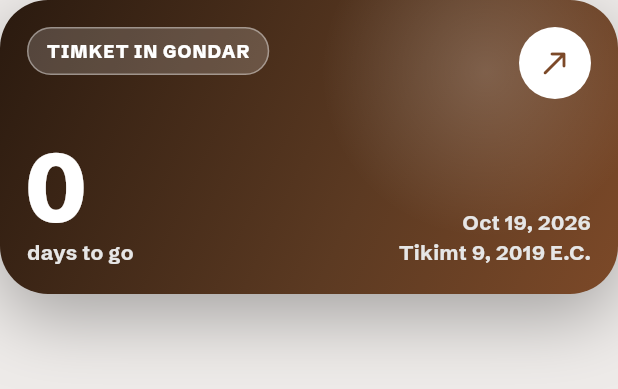
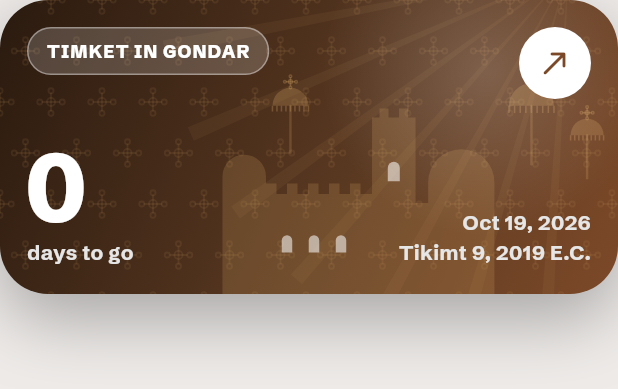
Before and after one commit to yata13/visit-gonder-, a Flutter app: the _TimketHero widget shown alone on an empty page, opened directly with empty values, on a phone screen of 412 x 824 dp. Shown: the top 389 px of the screen. Run offline on Flutter 3.47's test engine with Material 3 defaults, Android fonts, the phone set to English and light mode, and no system bars; our stand-ins replace audioplayers, cached_network_image, flutter_dotenv, flutter_local_notifications, flutter_map, flutter_riverpod and 7 more; accounts and stored records are empty; network calls fail.

Commit message:
Phone notifications, centred welcome photo, Timket card art, 360° tour demo
- flutter_local_notifications: every new notification also goes to the
  status bar / lock screen with sound (news + safety channels); tap
  opens Notifications. Android: POST_NOTIFICATIONS + desugaring.
  In-app chime only plays when phone notifications are off.
- Welcome page: equal flexible space above the photo and below the
  tagline so the photo sits centred; photo slightly taller.
- Timket card: painted gold background (castle skyline, Timket
  umbrellas, processional-cross pattern, sun rays).
- Virtual tour: pure-Flutter 360° viewer (drag, pinch, tilt, fling,
  auto-rotate, compass) with a painted demo panorama of the royal
  compound; each stop opens facing its building.

Co-Authored-By: Claude Opus 5.5 <noreply@anthropic.com>
Claude-Session: https://claude.ai/code/session_01LSQtriTUhLKsRzVgz13b78

```diff
--- a/visit_gondar_app/lib/main.dart
+++ b/visit_gondar_app/lib/main.dart
@@ -14,6 +14,7 @@ import 'core/constants/app_constants.dart';
 import 'theme/app_theme.dart';
 import 'services/supabase_service.dart';
 import 'services/realtime_alerts.dart';
+import 'services/phone_notifications.dart';
 import 'providers/language_provider.dart';
 import 'widgets/ui.dart';
 import 'screens/onboarding/intro_screen.dart';
@@ -39,6 +40,8 @@ Future<void> main() async {
     RealtimeAlerts.start(); // live popups on every screen
   } catch (_) {}
   runApp(const ProviderScope(child: VisitGondarApp()));
+  // After the first frame, so the permission prompt sits over the app.
+  WidgetsBinding.instance.addPostFrameCallback((_) => PhoneNotifications.init());
 }
 
 class VisitGondarApp extends StatelessWidget {
--- a/visit_gondar_app/lib/screens/home/home_screen.dart
+++ b/visit_gondar_app/lib/screens/home/home_screen.dart
@@ -29,6 +29,7 @@ import '../posts/post_detail_screen.dart';
 import '../posts/feed_screen.dart';
 import '../planner/trip_planner_screen.dart';
 import '../../widgets/motion.dart';
+import '../../widgets/timket_art.dart';
 import '../../services/realtime_alerts.dart';
 
 // ═══════════════════════════════════════════════════════════════
@@ -501,6 +502,10 @@ class _TimketHero extends StatelessWidget {
           clipBehavior: Clip.antiAlias,
           decoration: AppDecor.night(),
           child: Stack(clipBehavior: Clip.none, children: [
+            // Gold painting: castle skyline, Timket umbrellas, crosses.
+            const Positioned(
+                left: -18, top: -18, right: -18, bottom: -18,
+                child: TimketArt()),
             // Soft light in the top-right corner.
             Positioned(
               right: -60,
--- /dev/null
+++ b/visit_gondar_app/lib/widgets/timket_art.dart
@@ -0,0 +1,190 @@
+import 'dart:math' as math;
+import 'package:flutter/material.dart';
+import '../theme/app_theme.dart';
+
+// ═══════════════════════════════════════════════════════════════
+//  TIMKET ART — the background painting of the Timket card:
+//  sun rays, a faint field of Ethiopian processional crosses, the
+//  ceremonial umbrellas of the procession and the skyline of
+//  Fasilides' castle, all in soft brand gold.
+// ═══════════════════════════════════════════════════════════════
+class TimketArt extends StatelessWidget {
+  const TimketArt({super.key});
+
+  @override
+  Widget build(BuildContext context) =>
+      const IgnorePointer(child: CustomPaint(painter: _TimketPainter()));
+}
+
+class _TimketPainter extends CustomPainter {
+  const _TimketPainter();
+
+  static Paint _gold(double alpha) =>
+      Paint()..color = AppColors.brandGold.withValues(alpha: alpha);
+
+  @override
+  void paint(Canvas canvas, Size size) {
+    final w = size.width, h = size.height;
+    _rays(canvas, Offset(w * 0.92, -h * 0.1), h * 1.4);
+    _crossField(canvas, size);
+    _castle(canvas, size);
+    _umbrellas(canvas, size);
+  }
+
+  // Thin rays fanning down from the top-right corner.
+  void _rays(Canvas canvas, Offset from, double len) {
+    final p = _gold(0.07);
+    for (var i = 0; i < 9; i++) {
+      final a = math.pi * (0.52 + i * 0.07);
+      final path = Path()
+        ..moveTo(from.dx, from.dy)
+        ..lineTo(from.dx + math.cos(a - 0.018) * len,
+            from.dy + math.sin(a - 0.018) * len)
+        ..lineTo(from.dx + math.cos(a + 0.018) * len,
+            from.dy + math.sin(a + 0.018) * len)
+        ..close();
+      canvas.drawPath(path, p);
+    }
+  }
+
+  // A sparse diagonal grid of small processional crosses.
+  void _crossField(Canvas canvas, Size size) {
+    final p = _gold(0.10)
+      ..style = PaintingStyle.stroke
+      ..strokeWidth = 1.2;
+    const step = 34.0;
+    for (var row = 0; row * step < size.height + step; row++) {
+      for (var col = 0; col * step < size.width + step; col++) {
+        final dx = col * step + (row.isOdd ? step / 2 : 0);
+        _cross(canvas, Offset(dx, row * step), 6, p);
+      }
+    }
+  }
+
+  /// Ethiopian-style cross: four arms ending in small rings.
+  void _cross(Canvas canvas, Offset c, double r, Paint p) {
+    canvas.drawLine(c.translate(-r, 0), c.translate(r, 0), p);
+    canvas.drawLine(c.translate(0, -r), c.translate(0, r), p);
+    for (final d in [Offset(r, 0), Offset(-r, 0), Offset(0, r), Offset(0, -r)]) {
+      canvas.drawCircle(c + d * 1.25, r * 0.28, p);
+    }
+    canvas.drawCircle(c, r * 0.45, p);
+  }
+
+  // Fasilides' castle: a crenellated keep, a tall square tower and
+  // round domed corner towers, sitting on the bottom edge.
+  void _castle(Canvas canvas, Size size) {
+    final w = size.width, h = size.height;
+    final base = h;
+    final left = w * 0.36, right = w * 0.80;
+    final keepTop = h * 0.66;
+    final p = _gold(0.20);
+    final path = Path()..moveTo(left, base);
+
+    // Left domed tower.
+    final t1 = left + (right - left) * 0.08;
+    path
+      ..lineTo(left, h * 0.60)
+      ..arcToPoint(Offset(t1 + (t1 - left), h * 0.60),
+          radius: Radius.circular(t1 - left))
+      ..lineTo(t1 + (t1 - left), keepTop);
+
+    // Crenellated wall up to the tall tower.
+    final towerL = left + (right - left) * 0.55;
+    var x = t1 + (t1 - left);
+    const merlon = 7.0;
+    while (x + merlon * 2 < towerL) {
+      path
+        ..lineTo(x, keepTop - merlon)
+        ..lineTo(x + merlon, keepTop - merlon)
+        ..lineTo(x + merlon, keepTop)
+        ..lineTo(x + merlon * 2, keepTop);
+      x += merlon * 2;
+    }
+    path.lineTo(towerL, keepTop);
+
+    // Tall square tower with its own battlements.
+    final towerR = towerL + (right - left) * 0.16;
+    final towerTop = h * 0.40;
+    path
+      ..lineTo(towerL, towerTop)
+      ..lineTo(towerL + 5, towerTop)
+      ..lineTo(towerL + 5, towerTop - 6)
+      ..lineTo(towerL + 11, towerTop - 6)
+      ..lineTo(towerL + 11, towerTop);
+    path
+      ..lineTo(towerR - 11, towerTop)
+      ..lineTo(towerR - 11, towerTop - 6)
+      ..lineTo(towerR - 5, towerTop - 6)
+      ..lineTo(towerR - 5, towerTop)
+      ..lineTo(towerR, towerTop)
+      ..lineTo(towerR, keepTop + 6);
+
+    // Right domed tower.
+    final r2 = (right - towerR) * 0.42;
+    path
+      ..lineTo(right - r2 * 2, keepTop + 6)
+      ..lineTo(right - r2 * 2, h * 0.62)
+      ..arcToPoint(Offset(right, h * 0.62), radius: Radius.circular(r2))
+      ..lineTo(right, base)
+      ..close();
+    canvas.drawPath(path, p);
+
+    // Arched windows cut back out of the stone.
+    final win = Paint()
+      ..blendMode = BlendMode.dstOut
+      ..color = Colors.black.withValues(alpha: 0.55);
+    for (final cx in [towerL + (towerR - towerL) / 2]) {
+      _archWindow(canvas, Offset(cx, h * 0.55), 4, 9, win);
+    }
+    for (var i = 0; i < 3; i++) {
+      final cx = t1 * 2 - left + 14 + i * 18;
+      if (cx < towerL - 8) _archWindow(canvas, Offset(cx, h * 0.80), 3.5, 8, win);
+    }
+  }
+
+  void _archWindow(Canvas canvas, Offset top, double r, double hgt, Paint p) {
+    final path = Path()
+      ..moveTo(top.dx - r, top.dy + r + hgt)
+      ..lineTo(top.dx - r, top.dy + r)
+      ..arcToPoint(Offset(top.dx + r, top.dy + r), radius: Radius.circular(r))
+      ..lineTo(top.dx + r, top.dy + r + hgt)
+      ..close();
+    canvas.drawPath(path, p);
+  }
+
+  // Ceremonial Timket umbrellas carried in the procession.
+  void _umbrellas(Canvas canvas, Size size) {
+    final w = size.width, h = size.height;
+    final spots = [
+      (Offset(w * 0.86, h * 0.36), 15.0),
+      (Offset(w * 0.95, h * 0.46), 11.0),
+      (Offset(w * 0.47, h * 0.36), 12.0),
+    ];
+    for (final (c, r) in spots) {
+      final canopy = _gold(0.26);
+      final pole = _gold(0.22)
+        ..strokeWidth = 1.6
+        ..strokeCap = StrokeCap.round;
+      // Pole.
+      canvas.drawLine(c, c.translate(0, r * 2.6), pole);
+      // Dome canopy.
+      canvas.drawArc(Rect.fromCircle(center: c, radius: r), math.pi, math.pi,
+          true, canopy);
+      // Fringe of tassels along the rim.
+      final fringe = _gold(0.30)..strokeWidth = 1;
+      for (var i = 0; i <= 8; i++) {
+        final x = c.dx - r + i * (r * 2 / 8);
+        canvas.drawLine(Offset(x, c.dy), Offset(x, c.dy + r * 0.32), fringe);
+      }
+      // Finial cross on top.
+      _cross(canvas, c.translate(0, -r - 4), 3,
+          _gold(0.30)
+            ..style = PaintingStyle.stroke
+            ..strokeWidth = 1);
+    }
+  }
+
+  @override
+  bool shouldRepaint(_TimketPainter oldDelegate) => false;
+}
--- a/visit_gondar_app/pubspec.yaml
+++ b/visit_gondar_app/pubspec.yaml
@@ -35,7 +35,7 @@ dependencies:
   flutter_dotenv: ^5.2.1         # Load .env secrets safely
   http: ^1.2.2                   # Plain HTTP calls (live weather)
   audioplayers: ^6.0.0           # Play notification sound
-
+  flutter_local_notifications: ^22.3.2
 dev_dependencies:
   flutter_test:
     sdk: flutter
@@ -55,3 +55,4 @@ flutter:
     - .env
     - assets/sounds/
     - assets/images/
+    - assets/tour/
```
Also changed, not shown: visit_gondar_app/lib/screens/onboarding/onboarding_screen.dart (+6 -2 lines), visit_gondar_app/lib/screens/tour/virtual_tour_screen.dart (+44 -0 lines), visit_gondar_app/lib/services/phone_notifications.dart (added, +96 -0 lines), visit_gondar_app/lib/services/realtime_alerts.dart (+10 -1 lines), visit_gondar_app/lib/widgets/panorama_360.dart (added, +297 -0 lines), visit_gondar_app/assets/tour/gondar_castle_360.jpg (added), visit_gondar_app/pubspec.lock, 4 other files.
